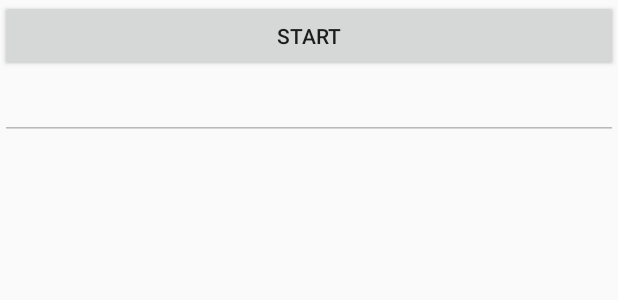
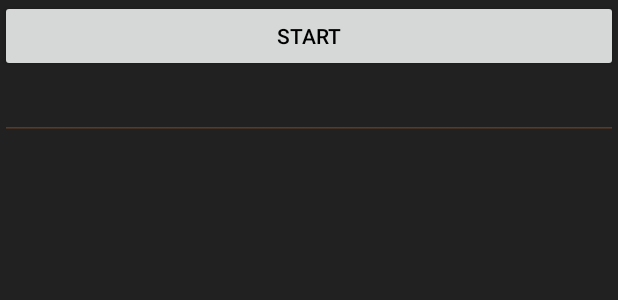
Before and after one commit to ktaxicolor/snips-android, an Android app: the layout activity_main.xml on its own in the app's theme, with its tools: preview values and no code run, on a phone screen of 412 x 824 dp. Shown: the top 300 px of the screen. Run offline under Robolectric (Android 15) with nearby library versions, the phone set to English and light mode, and no system bars.

Commit message:
New theme green and orange

```diff
--- a/src/main/AndroidManifest.xml
+++ b/src/main/AndroidManifest.xml
@@ -16,7 +16,7 @@
         android:label="@string/app_name"
         android:roundIcon="@mipmap/ic_launcher_snips_round"
         android:supportsRtl="true"
-        android:theme="@style/AppTheme">
+        android:theme="@style/DarkGreenOrange">
         <activity android:name=".MainActivity" android:screenOrientation="portrait">
             <intent-filter>
                 <action android:name="android.intent.action.MAIN"/>
--- a/src/main/res/layout/activity_main.xml
+++ b/src/main/res/layout/activity_main.xml
@@ -29,7 +29,8 @@
             style="@android:style/Widget.Material.Light.Button"
             android:layout_width="match_parent"
             android:layout_height="wrap_content"
-            android:text="@string/start" />
+            android:text="@string/start"
+            android:textColor="@color/colorPrimaryDark" />
 
         <ScrollView
             android:id="@+id/scrollView"
--- a/src/main/res/values/colors.xml
+++ b/src/main/res/values/colors.xml
@@ -1,6 +1,7 @@
 <?xml version="1.0" encoding="utf-8"?>
 <resources>
-    <color name="colorPrimary">#1a237e</color>
+    <color name="colorPrimary">#212121</color>
     <color name="colorPrimaryDark">#000000</color>
-    <color name="colorAccent">#ffffff</color>
+    <color name="colorAccent">#ff8029</color>
+    <color name="primary_text_material_dark">#02a6ee</color>
 </resources>
--- a/src/main/res/values/styles.xml
+++ b/src/main/res/values/styles.xml
@@ -1,11 +1,16 @@
 <resources>
 
     <!-- Base application theme. -->
-    <style name="AppTheme" parent="Theme.AppCompat.Light.DarkActionBar">
-        <!-- Customize your theme here. -->
+    <style name="DarkGreenOrange" parent="Theme.AppCompat.Light.DarkActionBar">
+
         <item name="colorPrimary">@color/colorPrimary</item>
         <item name="colorPrimaryDark">@color/colorPrimaryDark</item>
-        <item name="colorAccent">@color/colorAccent</item>
+        <item name="colorAccent">@android:color/holo_green_light</item>
+        <item name="android:textColorPrimaryInverse">@android:color/holo_green_light</item>
+        <item name="android:colorBackground">@color/colorPrimary</item>
+        <item name="android:textColorPrimary">@android:color/holo_green_light</item>
+        <item name="android:colorForeground">@color/colorAccent</item>
+        <item name="android:textColorSecondaryInverse">@color/colorPrimary</item>
     </style>
 
 </resources>
```
